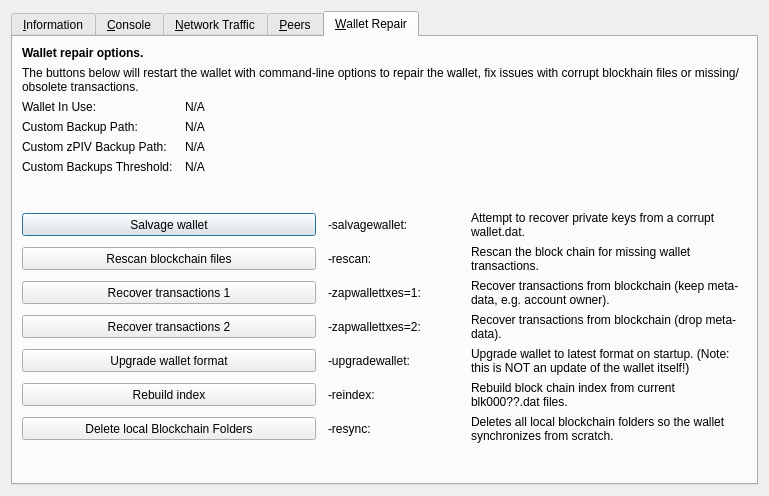
Before: the Qt Designer form src/qt/forms/rpcconsole.ui in Nebula-Coin/nebula-project-coin, drawn with Qt 5.
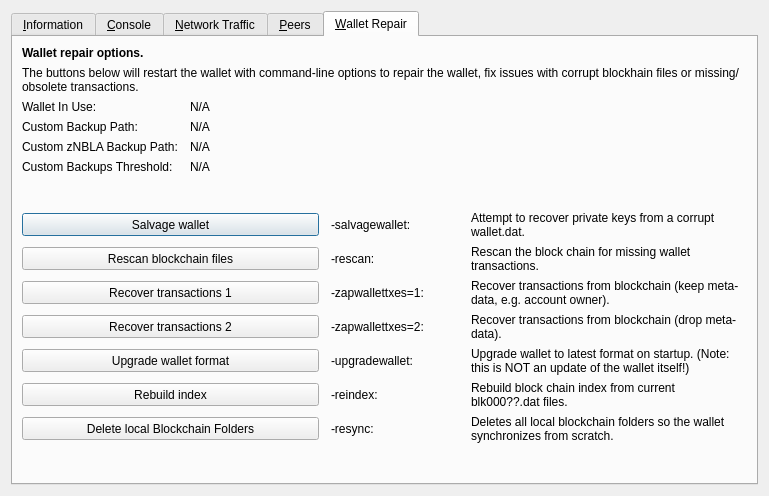
After: the same form once the commit is applied. The open tabs and pages were chosen to show the change. Icons and pictures are not drawn. Custom widgets are drawn as their Qt base class.

```diff
--- a/src/qt/forms/rpcconsole.ui
+++ b/src/qt/forms/rpcconsole.ui
@@ -1333,7 +1333,7 @@
           <bool>false</bool>
          </property>
          <property name="text">
-          <string>Custom zPIV Backup Path:</string>
+          <string>Custom zNBLA Backup Path:</string>
          </property>
         </widget>
        </item>
```
Left out of the diff: 10 changed lines with no effect on the pictures.
